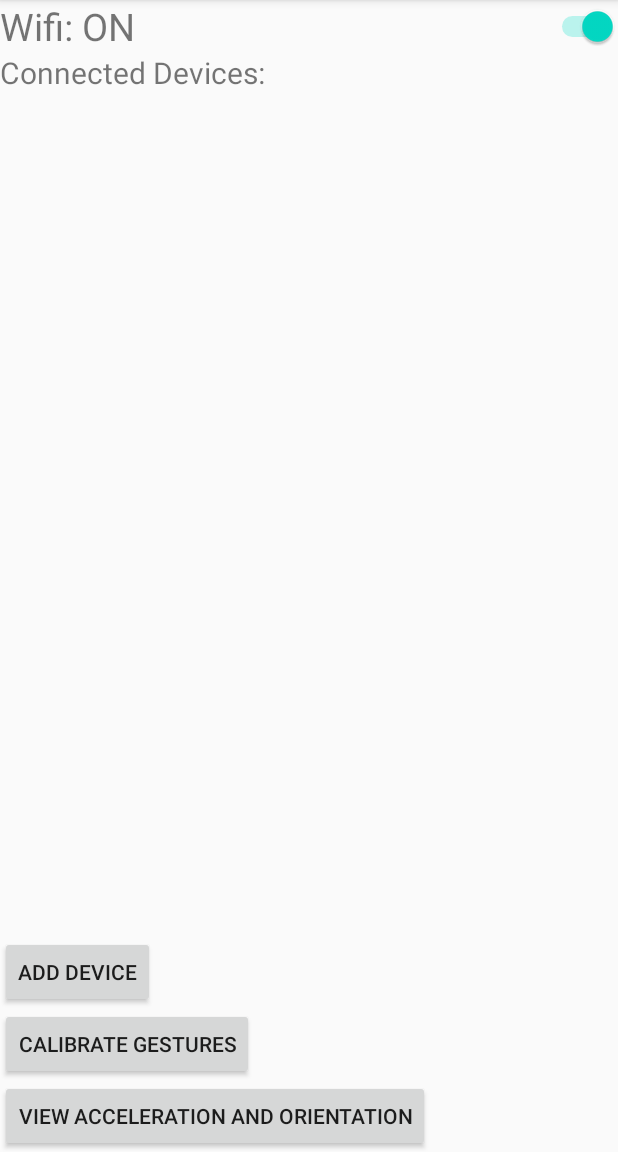
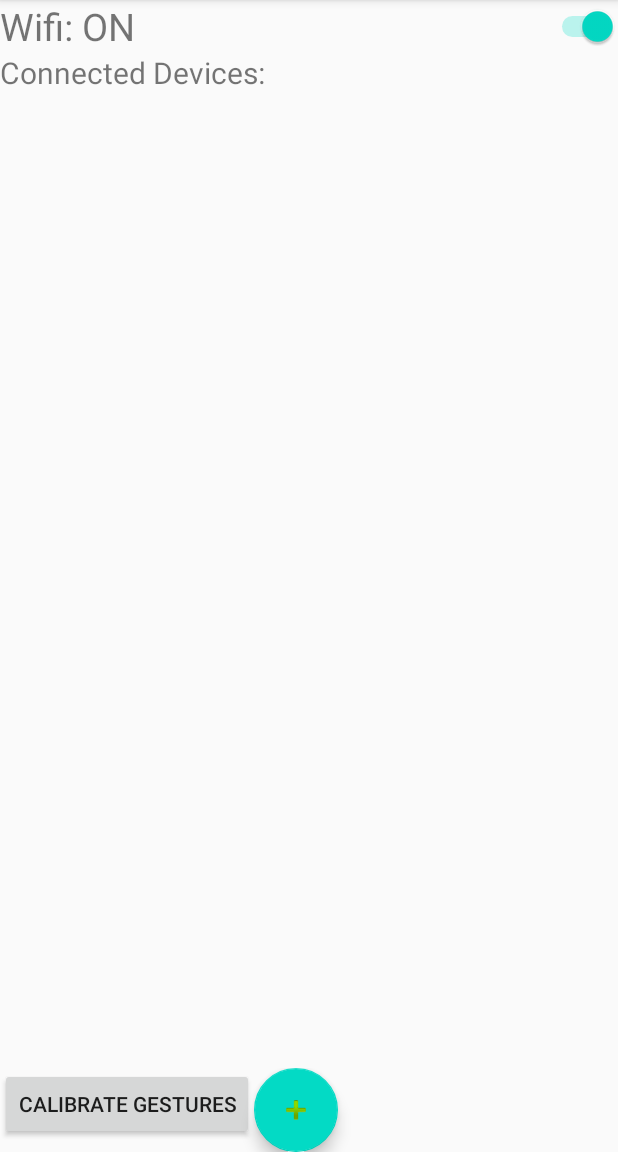
Before and after one commit to Nachodood/SmartRemote, an Android app: the screen it shows after launch (MainActivity), on a phone screen of 412 x 824 dp, the part 84-1236 px from its top. Run offline under Robolectric (Android 15) with nearby library versions, the phone set to English and light mode, and no system bars.

Commit message:
Restyle LayoutMain

```diff
--- a/app/src/main/java/com/example/smartremote/MainActivity.java
+++ b/app/src/main/java/com/example/smartremote/MainActivity.java
@@ -7,21 +7,15 @@ import android.content.Intent;
 import android.hardware.Sensor;
 import android.hardware.SensorEvent;
 import android.hardware.SensorEventListener;
-import android.hardware.SensorManager;
 import android.net.wifi.WifiManager;
 import android.os.Bundle;
 import android.view.View;
 import android.widget.Button;
 import android.widget.CompoundButton;
-import android.widget.ImageButton;
-import android.widget.ListAdapter;
-import android.widget.ListView;
-import android.widget.ScrollView;
 import android.widget.Switch;
 import android.widget.TextView;
 
-import java.util.ArrayList;
-import java.util.List;
+import com.google.android.material.floatingactionbutton.FloatingActionButton;
 
 //https://developer.android.com/reference/android/net/wifi/WifiManager
 //https://developer.android.com/training/connect-devices-wirelessly/wifi-direct Create P2P connections with Wi-Fi Direct
@@ -35,19 +29,21 @@ Offline file transfers: Share photos, videos, or any other type of data quickly
      */
 //https://developer.android.com/training/connect-devices-wirelessly
 //https://developer.android.com/guide/topics/connectivity/wifi-scan Wi-Fi scanning overview
+
 public class MainActivity extends AppCompatActivity implements SensorEventListener {
 
     TextView m_wifiStatusText;
     Switch m_wifiStatusSwitch;
     WifiManager m_wifiManager;
 
-    Button  m_btnViewGestures,
-            m_btnSensorTest,
-            m_btnCalibrate,
-            m_btnAddDevice;
+    Button  //m_btnViewGestures,
+            //m_btnSensorTest,
+            m_btnCalibrate;
 
-    ImageButton m_btnAvailableSensors,
-                m_imgbtnConnect;
+    FloatingActionButton m_fabAddDevice;
+
+    //ImageButton m_btnAvailableSensors,
+    //            m_imgbtnConnect;
 
     @Override
     protected void onCreate(Bundle savedInstanceState) {
@@ -64,7 +60,7 @@ public class MainActivity extends AppCompatActivity implements SensorEventListen
             }
         });
 
-        m_btnSensorTest = findViewById(R.id.btn_sensor_test);
+        /*m_btnSensorTest = findViewById(R.id.btn_sensor_test);
         m_btnSensorTest.setOnClickListener(new View.OnClickListener() {
             @Override
             public void onClick(View v) {
@@ -73,9 +69,10 @@ public class MainActivity extends AppCompatActivity implements SensorEventListen
                 startActivity(sensorTestIntent);
             }
         });
+        */
 
-        m_btnAddDevice = findViewById(R.id.btn_add_device);
-        m_btnAddDevice.setOnClickListener(new View.OnClickListener() {
+        m_fabAddDevice = findViewById(R.id.fab_add_device);
+        m_fabAddDevice.setOnClickListener(new View.OnClickListener() {
             @Override
             public void onClick(View v) {
                 Intent addDeviceIntent = new Intent(MainActivity.this,
@@ -113,6 +110,7 @@ public class MainActivity extends AppCompatActivity implements SensorEventListen
         m_wifiStatusSwitch = findViewById(R.id.switch_wifi);
         m_wifiManager = (WifiManager) getSystemService(Context.WIFI_SERVICE);
 
+        //Sync device status and switch
         switchWifiSetup();
 
         m_wifiStatusSwitch.setOnCheckedChangeListener(new CompoundButton.OnCheckedChangeListener() {
@@ -141,6 +139,7 @@ public class MainActivity extends AppCompatActivity implements SensorEventListen
 
     }
 
+     //Sync the wifi switch button to the current state of the device's wifi
     public void switchWifiSetup(){
         if(m_wifiManager.isWifiEnabled()){
             m_wifiStatusText.setText("Wifi: ON");
@@ -153,10 +152,7 @@ public class MainActivity extends AppCompatActivity implements SensorEventListen
         }
     }
 
-    public void EnableWiFi(){
-
-        m_wifiManager.setWifiEnabled(true);
-    }
+    public void EnableWiFi(){ m_wifiManager.setWifiEnabled(true); }
     public void DisableWiFi(){
         m_wifiManager.setWifiEnabled(false);
     }
--- a/app/src/main/res/layout/activity_main.xml
+++ b/app/src/main/res/layout/activity_main.xml
@@ -40,12 +40,6 @@
 
     </LinearLayout>
 
-    <!--<Button
-        android:id="@+id/btn_view_gestures"
-        android:layout_width="wrap_content"
-        android:layout_height="wrap_content"
-        android:text="@string/btn_view_gestures" /> -->
-
     <TextView
         android:id="@+id/txt_connected_devices"
         android:layout_width="wrap_content"
@@ -54,17 +48,23 @@
         android:text="@string/connected_devices"
         android:textSize="20sp" />
 
+    <!--<Button
+        android:id="@+id/btn_view_gestures"
+        android:layout_width="wrap_content"
+        android:layout_height="wrap_content"
+        android:text="@string/btn_view_gestures" /> -->
+
     <ScrollView
+        android:id="@+id/scrl_devices"
         android:layout_width="match_parent"
         android:layout_height="wrap_content">
 
     </ScrollView>
 
-    <Button
-        android:id="@+id/btn_add_device"
-        android:layout_width="wrap_content"
+    <LinearLayout
+        android:layout_width="match_parent"
         android:layout_height="wrap_content"
-        android:text="@string/add_device" />
+        android:orientation="horizontal">
 
         <Button
             android:id="@+id/btn_calibrate"
@@ -72,13 +72,21 @@
             android:layout_height="wrap_content"
             android:text="@string/calibrate_gestures" />
 
-    <Button
+        <com.google.android.material.floatingactionbutton.FloatingActionButton
+            android:id="@+id/fab_add_device"
+            android:layout_width="wrap_content"
+            android:layout_height="wrap_content"
+            android:src="@android:drawable/ic_input_add" />
+
+    </LinearLayout>
+
+    <!--<Button
        android:id="@+id/btn_sensor_test"
        android:layout_width="wrap_content"
        android:layout_height="wrap_content"
        android:text="@string/btn_acceleration_and_orientation" />
 
-    <!--<LinearLayout
+<LinearLayout
        android:layout_width="wrap_content"
        android:layout_height="wrap_content"
        android:orientation="horizontal">
```
Lines whose indentation alone changed are shown as unchanged.
